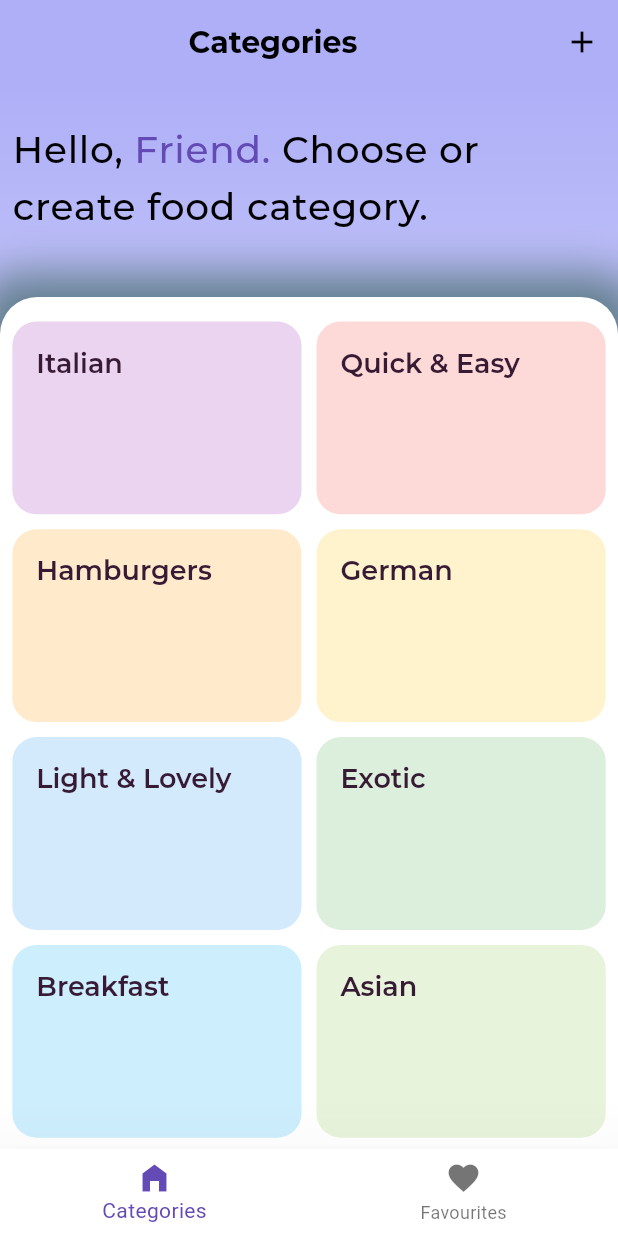
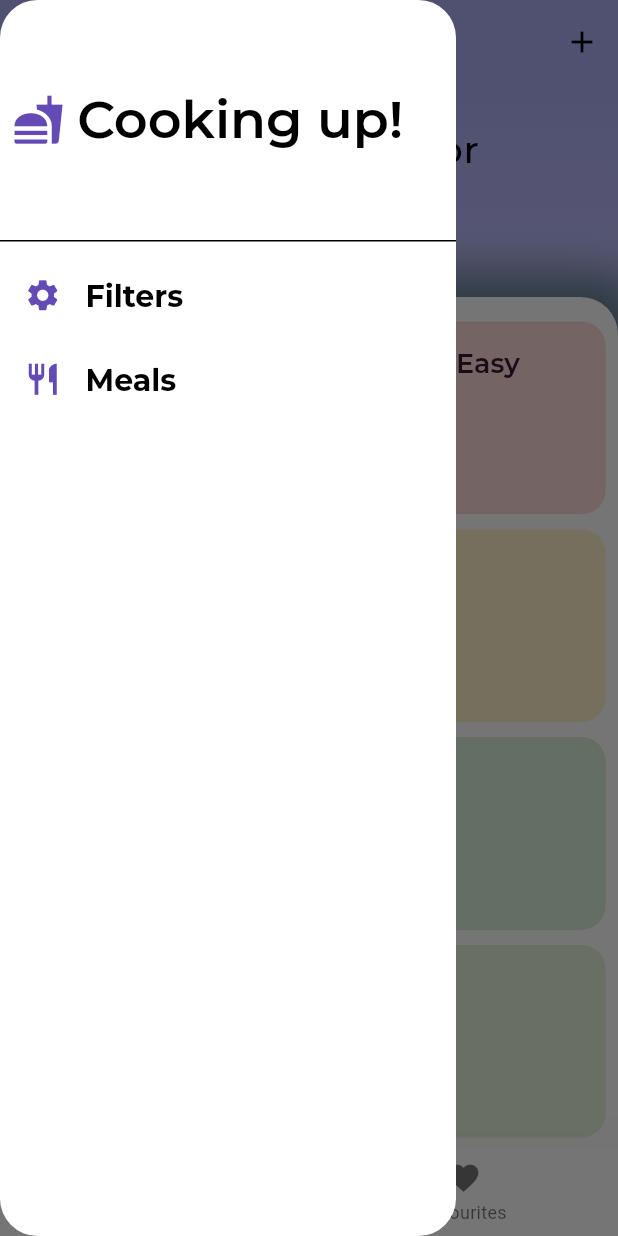
Before and after one commit to KaterinaOsipenko/Menu-app, a Flutter app: the screen it shows after launch, with the side drawer open (before the commit the screen has no drawer), on a phone screen of 412 x 824 dp. Run offline on Flutter 3.47's test engine with Material 2 defaults, Android fonts, the phone set to English and light mode, and no system bars; our stand-ins replace flutter_colorpicker, google_fonts, transparent_image; missing offline and left inert: colornames.

Commit message:
add drawer

```diff
--- a/lib/screens/tab_screen.dart
+++ b/lib/screens/tab_screen.dart
@@ -3,6 +3,7 @@ import 'package:menu_app/models/meal.dart';
 import 'package:menu_app/screens/home/categories.dart';
 import 'package:menu_app/screens/meal/meals_screen.dart';
 import 'package:menu_app/utils/constants.dart';
+import 'package:menu_app/widgets/main_drawer.dart';
 
 class TabScreen extends StatefulWidget {
   const TabScreen({super.key});
@@ -31,6 +32,13 @@ class _TabScreenState extends State<TabScreen> {
     }
   }
 
+  void setScreen(String identifier) {
+    if (identifier == filtersMsg) {
+    } else {
+      Navigator.of(context).pop();
+    }
+  }
+
   @override
   Widget build(BuildContext context) {
     Widget activePage = CategoriesScreen(onToggleFavourite: onToggleFavourite);
@@ -41,6 +49,9 @@ class _TabScreenState extends State<TabScreen> {
           onToggleFavourite: onToggleFavourite);
     }
     return Scaffold(
+      drawer: MainDrawer(
+        onSelectedScreen: setScreen,
+      ),
       bottomNavigationBar: BottomNavigationBar(
         elevation: 50,
         onTap: onSelectedTab,
--- a/lib/utils/constants.dart
+++ b/lib/utils/constants.dart
@@ -19,3 +19,7 @@ const String vegetarianMsg = 'Vegeterian : ';
 const String veganMsg = 'Vegan : ';
 const String glutenFreeMsg = 'Gluten Free : ';
 const String lactoseFreeMsg = 'Lactose Free : ';
+
+const String cookingUpMsg = 'Cooking up!';
+const String mealsMsg = 'Meals';
+const String filtersMsg = 'Filters';
--- /dev/null
+++ b/lib/widgets/main_drawer.dart
@@ -0,0 +1,68 @@
+import 'package:flutter/material.dart';
+import 'package:menu_app/utils/constants.dart';
+
+class MainDrawer extends StatelessWidget {
+  final Function onSelectedScreen;
+  const MainDrawer({super.key, required this.onSelectedScreen});
+
+  @override
+  Widget build(BuildContext context) {
+    final mediaQuerySize = MediaQuery.sizeOf(context);
+    return Drawer(
+      shape: RoundedRectangleBorder(borderRadius: BorderRadius.circular(25)),
+      backgroundColor: Theme.of(context).colorScheme.background,
+      elevation: 5,
+      child: Column(
+        children: [
+          DrawerHeader(
+            padding: EdgeInsets.all(mediaQuerySize.height * 0.01),
+            child: Row(
+              children: [
+                Icon(
+                  Icons.fastfood,
+                  size: 35,
+                  color: Theme.of(context).colorScheme.primary,
+                ),
+                SizedBox(
+                  width: mediaQuerySize.width * 0.02,
+                ),
+                Text(
+                  cookingUpMsg,
+                  style: Theme.of(context).textTheme.headlineLarge,
+                ),
+              ],
+            ),
+          ),
+          ListTile(
+            leading: Icon(
+              Icons.settings,
+              size: 25,
+              color: Theme.of(context).colorScheme.primary,
+            ),
+            title: Text(
+              filtersMsg,
+              style: Theme.of(context).textTheme.titleLarge,
+            ),
+            onTap: () {
+              onSelectedScreen(filtersMsg);
+            },
+          ),
+          ListTile(
+            leading: Icon(
+              Icons.restaurant,
+              size: 25,
+              color: Theme.of(context).colorScheme.primary,
+            ),
+            title: Text(
+              mealsMsg,
+              style: Theme.of(context).textTheme.titleLarge,
+            ),
+            onTap: () {
+              onSelectedScreen(mealsMsg);
+            },
+          ),
+        ],
+      ),
+    );
+  }
+}
```
